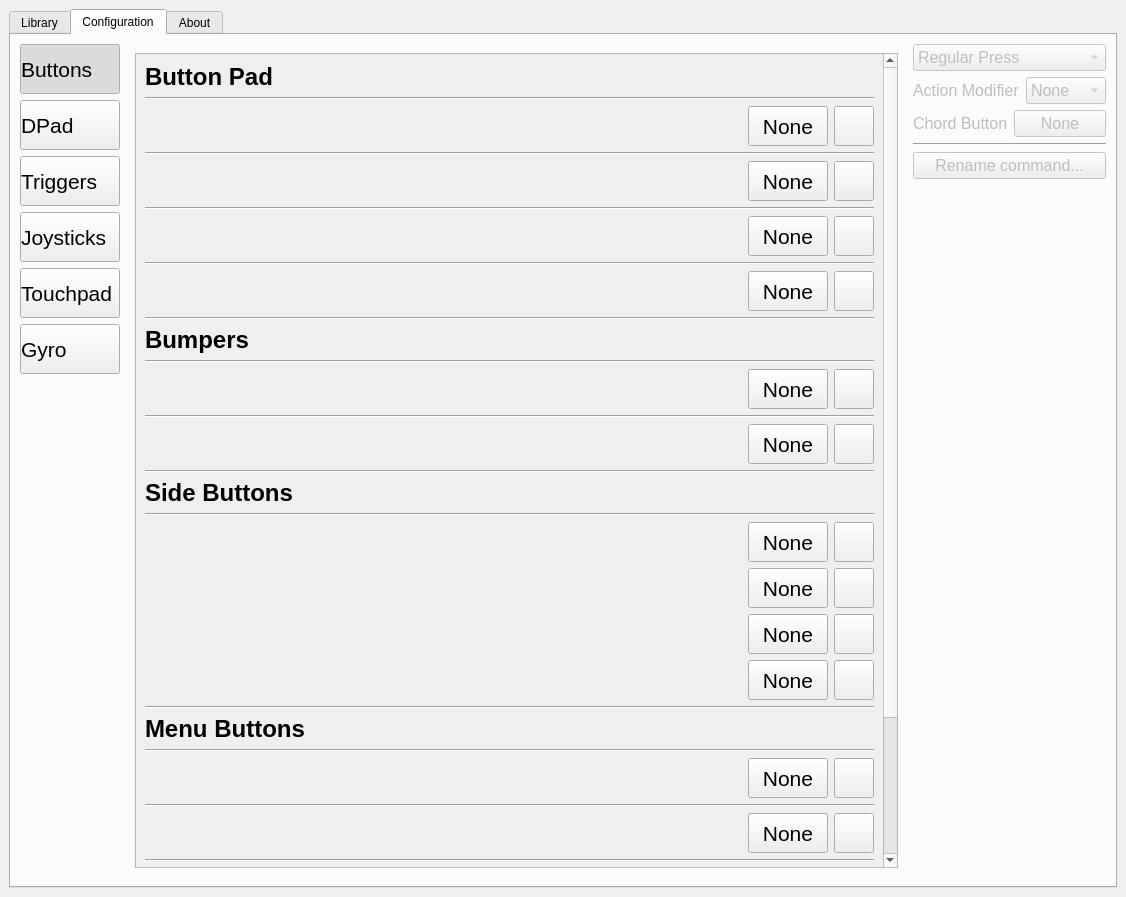
kurushimee/JoyShockGraphic, file joyshockgraphic/resources/joyshockgraphic.ui: the form before one commit.
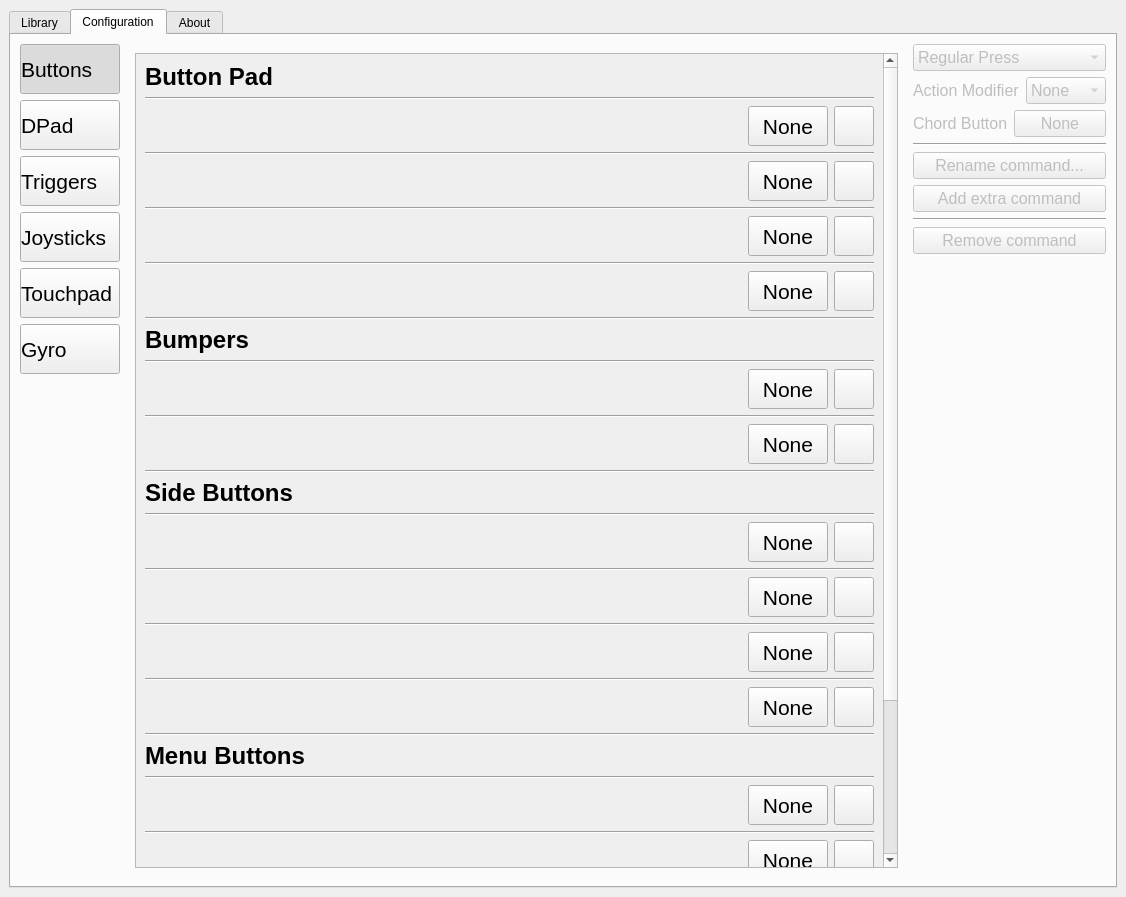
The form after the commit. The open tabs and pages were chosen to show the change. Icons and pictures are not drawn.

Commit message: Remove jacking into JSM

Diff of the .ui file:
```diff
--- a/joyshockgraphic/resources/joyshockgraphic.ui
+++ b/joyshockgraphic/resources/joyshockgraphic.ui
@@ -450,7 +450,7 @@
                    <x>0</x>
                    <y>0</y>
                    <width>706</width>
-                   <height>1034</height>
+                   <height>1061</height>
                   </rect>
                  </property>
                  <layout class="QVBoxLayout" name="verticalLayout_9">
@@ -1125,6 +1125,13 @@
                     </item>
                    </layout>
                   </item>
+                  <item>
+                   <widget class="Line" name="line_60">
+                    <property name="orientation">
+                     <enum>Qt::Horizontal</enum>
+                    </property>
+                   </widget>
+                  </item>
                   <item>
                    <layout class="QHBoxLayout" name="horizontalLayout_22">
                     <item>
@@ -1205,6 +1212,13 @@
                     </item>
                    </layout>
                   </item>
+                  <item>
+                   <widget class="Line" name="line_61">
+                    <property name="orientation">
+                     <enum>Qt::Horizontal</enum>
+                    </property>
+                   </widget>
+                  </item>
                   <item>
                    <layout class="QHBoxLayout" name="horizontalLayout_23">
                     <item>
@@ -1285,6 +1299,13 @@
                     </item>
                    </layout>
                   </item>
+                  <item>
+                   <widget class="Line" name="line_62">
+                    <property name="orientation">
+                     <enum>Qt::Horizontal</enum>
+                    </property>
+                   </widget>
+                  </item>
                   <item>
                    <layout class="QHBoxLayout" name="horizontalLayout_24">
                     <item>
@@ -5578,6 +5599,58 @@
               <property name="text">
                <string>Rename command...</string>
               </property>
+              <attribute name="buttonGroup">
+               <string notr="true">bgConfig</string>
+              </attribute>
+             </widget>
+            </item>
+            <item>
+             <widget class="QPushButton" name="pbAdd">
+              <property name="enabled">
+               <bool>false</bool>
+              </property>
+              <property name="font">
+               <font>
+                <pointsize>12</pointsize>
+               </font>
+              </property>
+              <property name="toolTip">
+               <string>&lt;html&gt;&lt;head/&gt;&lt;body&gt;&lt;p&gt;&lt;span style=&quot; font-size:8pt;&quot;&gt;Choose display name for the command&lt;/span&gt;&lt;/p&gt;&lt;/body&gt;&lt;/html&gt;</string>
+              </property>
+              <property name="text">
+               <string>Add extra command</string>
+              </property>
+              <attribute name="buttonGroup">
+               <string notr="true">bgConfig</string>
+              </attribute>
+             </widget>
+            </item>
+            <item>
+             <widget class="Line" name="line_63">
+              <property name="orientation">
+               <enum>Qt::Horizontal</enum>
+              </property>
+             </widget>
+            </item>
+            <item>
+             <widget class="QPushButton" name="pbRemove">
+              <property name="enabled">
+               <bool>false</bool>
+              </property>
+              <property name="font">
+               <font>
+                <pointsize>12</pointsize>
+               </font>
+              </property>
+              <property name="toolTip">
+               <string>&lt;html&gt;&lt;head/&gt;&lt;body&gt;&lt;p&gt;&lt;span style=&quot; font-size:8pt;&quot;&gt;Choose display name for the command&lt;/span&gt;&lt;/p&gt;&lt;/body&gt;&lt;/html&gt;</string>
+              </property>
+              <property name="text">
+               <string>Remove command</string>
+              </property>
+              <attribute name="buttonGroup">
+               <string notr="true">bgConfig</string>
+              </attribute>
              </widget>
             </item>
             <item>
```
Left out of the diff: 7 changed lines with no effect on the pictures. The commit also changes 1 other file.
